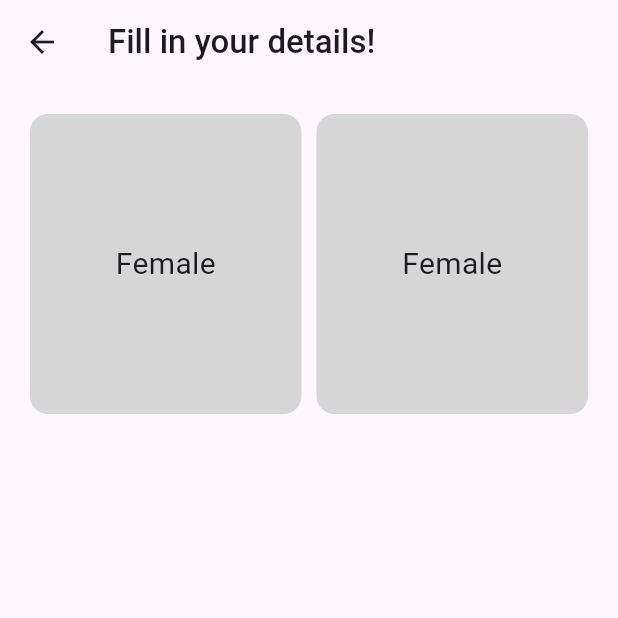
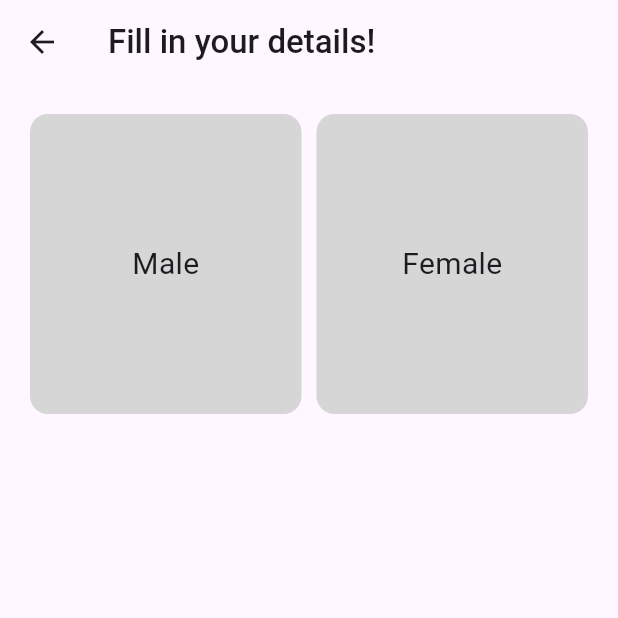
Before and after one commit to mohdshahzil/bmi_calculator, a Flutter app: the HomeScreen screen opened directly, on a phone screen of 412 x 824 dp, the top half of it. Run offline on Flutter 3.47's test engine with Material 3 defaults, Android fonts, the phone set to English and light mode, and no system bars; our stand-ins replace animated_text_kit.

Commit message:
props passed to gender box

```diff
--- a/lib/home_screen.dart
+++ b/lib/home_screen.dart
@@ -13,15 +13,17 @@ class HomeScreen extends StatelessWidget {
       ),
       body: Container(
           margin: const EdgeInsets.all(15.0),
-          child: Column(
+          child: const Column(
             children: [
               Row(
                 children: [
                   Expanded(
-                    child: GenderBox(),
+                    child: GenderBox(gender: "Male"),
                   ),
                   Expanded(
-                    child: GenderBox(),
+                    child: GenderBox(
+                      gender: "Female",
+                    ),
                   ),
                 ],
               )
--- a/lib/ui/gender_box.dart
+++ b/lib/ui/gender_box.dart
@@ -1,7 +1,9 @@
 import 'package:flutter/material.dart';
 
 class GenderBox extends StatelessWidget {
-  const GenderBox({super.key});
+  const GenderBox({super.key, required this.gender});
+
+  final String gender;
 
   @override
   Widget build(BuildContext context) {
@@ -12,10 +14,10 @@ class GenderBox extends StatelessWidget {
         color: Colors.grey[350],
         borderRadius: BorderRadius.circular(12),
       ),
-      child: const Center(
+      child: Center(
         child: Text(
-          'Female',
-          style: TextStyle(
+          gender,
+          style: const TextStyle(
             fontSize: 20,
             fontWeight: FontWeight.w400,
           ),
```
